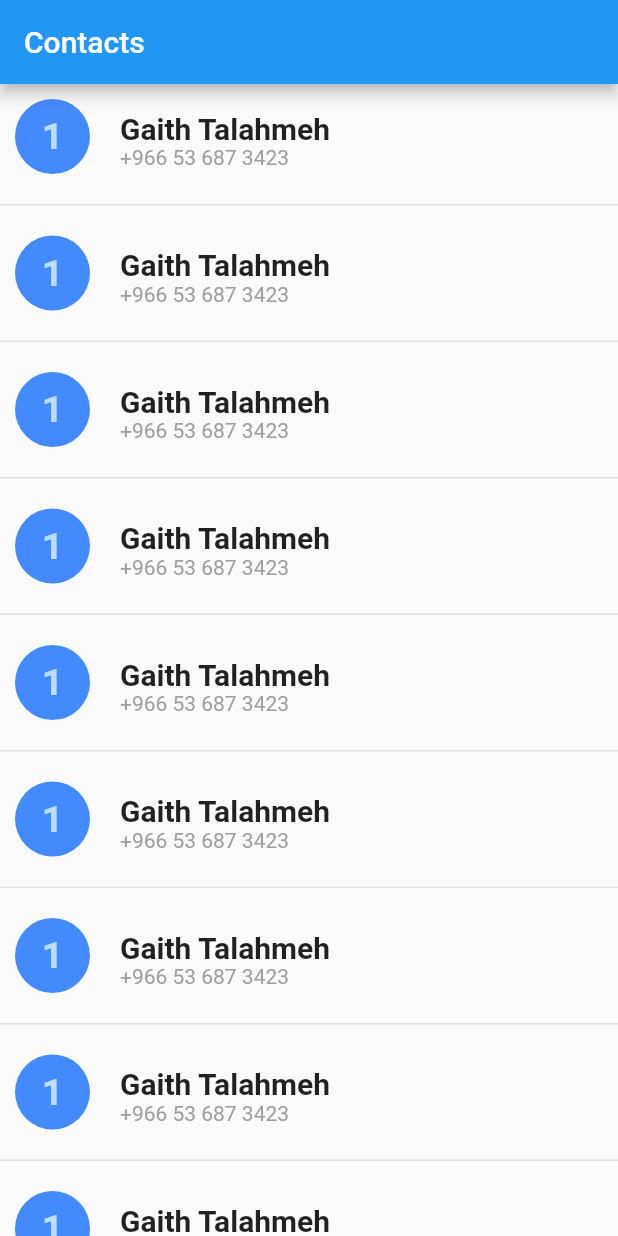
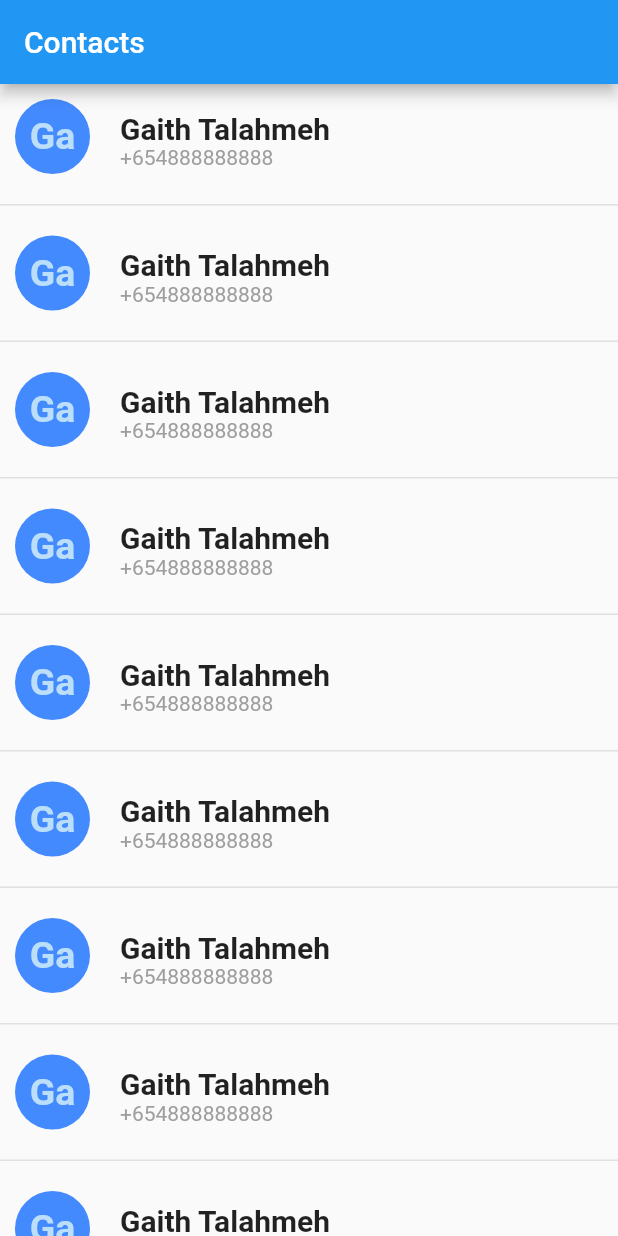
Before and after one commit to GaithAST/chat, a Flutter app: the screen it shows after launch, on a phone screen of 412 x 824 dp. Run offline on Flutter 3.47's test engine with Material 2 defaults, Android fonts, the phone set to English and light mode, and no system bars.

```diff
--- a/lib/datamodels.dart
+++ b/lib/datamodels.dart
@@ -1,7 +1,43 @@
 import 'package:flutter/material.dart';
+import 'dart:math';
+class UserModel {
+  String name;
+  String phoneNumber;
+  String setID() {
+    String id = '';
+    id = name[0] + name[1];
+    return id;
+  }
+  late String id = setID();
+
+
+  UserModel({
+    required this.name,
+    required this.phoneNumber,
+  });
+}
+List<UserModel> setIDx() {
+  List<UserModel> HEllo = [];
+  for (int i= 0; i < 20; i++) {
+    List currentnumber = ['+'];
+    int y = Random().nextInt(899) + 1;
+    String x = "$y";
+    currentnumber.add(x);
+    for (int j =0; j < 9; j++) {
+      String y = (Random().nextInt(9) + 1).toString();
+      currentnumber.add(y);
+    }
+
+
+
+    HEllo.add(UserModel(name: 'Gaith Talahmeh',phoneNumber: currentnumber.join('')));
+  }
+  return(HEllo);
+}
 
 class Users extends StatelessWidget{
-  Widget buildUserItem() => Padding(
+  List<UserModel> users = setIDx();
+  Widget buildUserItem(UserModel user) => Padding(
     padding: EdgeInsets.all(10),
     child: Row(
         mainAxisAlignment: MainAxisAlignment.start,
@@ -11,7 +47,7 @@ class Users extends StatelessWidget{
           CircleAvatar(
             radius: 25,
             backgroundColor: Colors.blueAccent,
-            child: Text('1',style: TextStyle(fontWeight: FontWeight.bold,fontSize: 25)),
+            child: Text('${user.id}',style: TextStyle(fontWeight: FontWeight.bold,fontSize: 25)),
           ),
           SizedBox(width: 20,),
           Column(
@@ -20,8 +56,8 @@ class Users extends StatelessWidget{
               mainAxisAlignment: MainAxisAlignment.start,
               crossAxisAlignment: CrossAxisAlignment.start,
               children: [
-                Padding(padding: EdgeInsets.fromLTRB(0, 8, 0, 0),child: Text('Gaith Talahmeh',style :TextStyle(fontWeight: FontWeight.bold,fontSize: 20))),
-                Text('+966 53 687 3423',style: TextStyle(fontWeight: FontWeight.normal, color: Colors.grey))
+                Padding(padding: EdgeInsets.fromLTRB(0, 8, 0, 0),child: Text('${user.name}',style :TextStyle(fontWeight: FontWeight.bold,fontSize: 20))),
+                Text('${user.phoneNumber}',style: TextStyle(fontWeight: FontWeight.normal, color: Colors.grey))
               ])
         ]),
   );
@@ -32,12 +68,15 @@ class Users extends StatelessWidget{
         backgroundColor: Colors.blue,
         title: Text('Contacts'),
       ),
-      body: ListView.separated(itemBuilder: (context, index) => buildUserItem(), separatorBuilder: (context, index) => Padding(padding: EdgeInsets.symmetric(vertical: 10),
+      body: ListView.separated(
+          itemBuilder: (context, index) => buildUserItem(users[index]),
+          separatorBuilder: (context, index) => Padding(padding: EdgeInsets.symmetric(vertical: 10),
         child: Container(width: double.infinity,
           height: 1,
           color: Colors.grey[300],
         ),
-      ), itemCount: 20)
+      ),
+          itemCount: users.length)
 
     );
 
```
